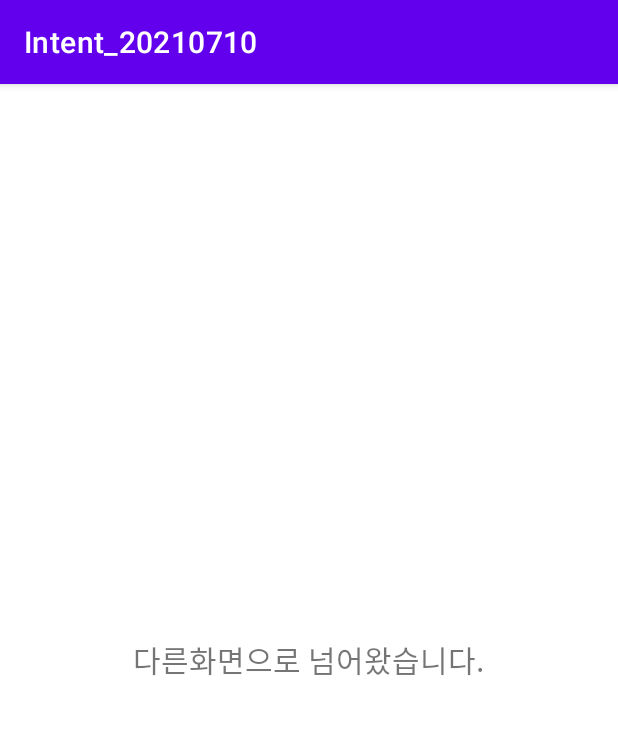
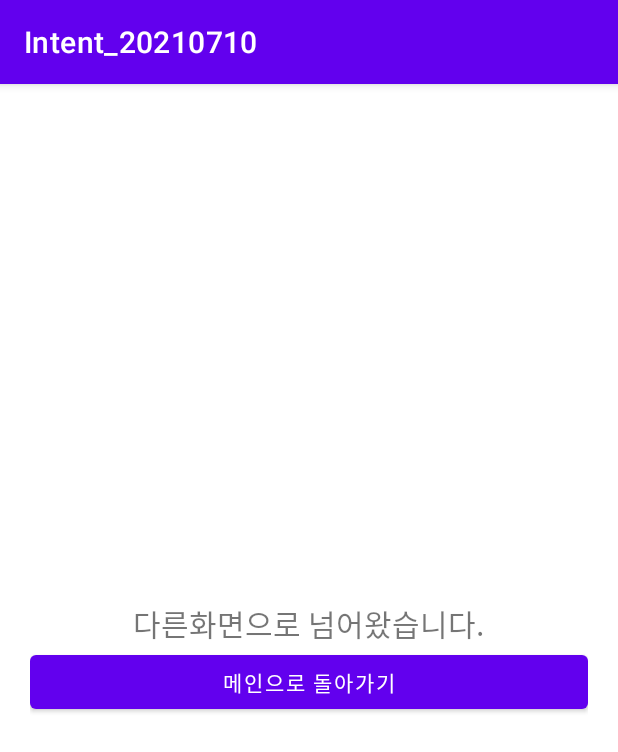
Before and after one commit to taetiseob/Intent_20210710, an Android app: the OtherActivity screen opened directly, with no data from a screen before it, on a phone screen of 412 x 824 dp. Shown: the top 752 px of the screen. Run offline under Robolectric (Android 15) with nearby library versions, the phone set to English and light mode, and no system bars.

Commit message:
이전화면으로 복귀 : finish()

```diff
--- a/app/src/main/java/com/nepplus/intent_20210710/OtherActivity.kt
+++ b/app/src/main/java/com/nepplus/intent_20210710/OtherActivity.kt
@@ -1,11 +1,18 @@
 package com.nepplus.intent_20210710
 
+import android.content.Intent
 import androidx.appcompat.app.AppCompatActivity
 import android.os.Bundle
+import kotlinx.android.synthetic.main.activity_other.*
 
 class OtherActivity : AppCompatActivity() {
     override fun onCreate(savedInstanceState: Bundle?) {
         super.onCreate(savedInstanceState)
         setContentView(R.layout.activity_other)
+        moveToMainBtn.setOnClickListener {
+//            val otherIntent = Intent(this,MainActivity::class.java)
+//            startActivity(otherIntent);
+            finish();
+        }
     }
 }
--- a/app/src/main/res/layout/activity_other.xml
+++ b/app/src/main/res/layout/activity_other.xml
@@ -13,6 +13,12 @@
         android:layout_width="wrap_content"
         android:layout_height="wrap_content"
         android:text="다른화면으로 넘어왔습니다."
-        android:textSize="20sp"/>
+        android:textSize="20sp"
+        />
+    <Button
+        android:layout_width="match_parent"
+        android:layout_height="wrap_content"
+        android:text="메인으로 돌아가기"
+        android:id="@+id/moveToMainBtn"/>
 
 </LinearLayout>
```
